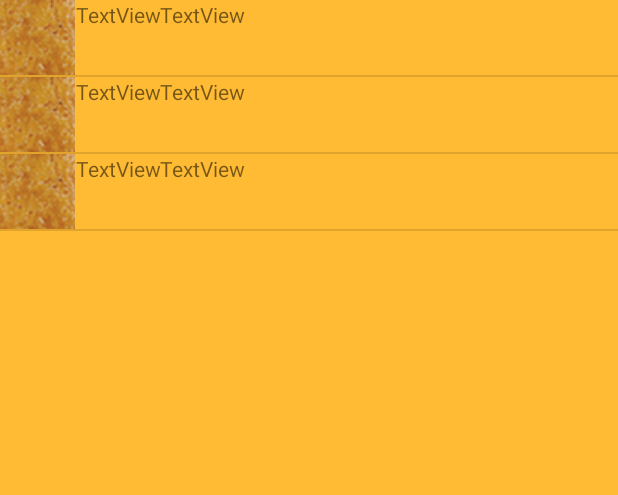
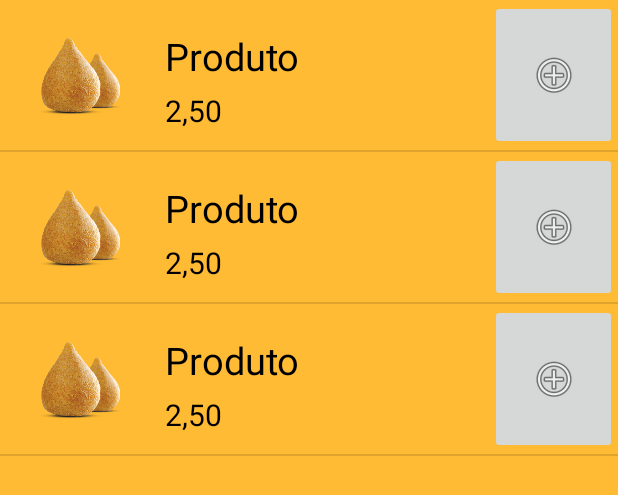
Before and after one commit to andrelrodrigues/PedeLanche, an Android app: the layout menu.xml on its own in the app's theme, with its tools: preview values and no code run, on a phone screen of 412 x 824 dp. Shown: the top 495 px of the screen. Run offline under Robolectric (Android 15) with nearby library versions, the phone set to English and light mode, and no system bars.

Commit message:
Alterando visualização de Itens e adicionando Image button

```diff
--- a/app/src/main/res/layout/item_menu.xml
+++ b/app/src/main/res/layout/item_menu.xml
@@ -1,5 +1,6 @@
 <?xml version="1.0" encoding="utf-8"?>
 <LinearLayout xmlns:android="http://schemas.android.com/apk/res/android"
+    xmlns:app="http://schemas.android.com/apk/res-auto"
     android:layout_width="match_parent"
     android:layout_height="wrap_content"
     android:orientation="horizontal">
@@ -39,4 +40,11 @@
 
     </LinearLayout>
 
+    <ImageButton
+        android:id="@+id/imageButton2"
+        android:layout_width="wrap_content"
+        android:layout_height="match_parent"
+        android:layout_weight="1.01"
+        app:srcCompat="@android:drawable/ic_menu_add" />
+
 </LinearLayout>
--- a/app/src/main/res/layout/menu.xml
+++ b/app/src/main/res/layout/menu.xml
@@ -11,7 +11,7 @@
         android:id="@+id/list_menu"
         android:layout_width="match_parent"
         android:layout_height="match_parent"
-        android:layout_alignParentStart="true"
+        tools:listitem="@layout/item_menu"
         android:layout_alignParentTop="true"
-        tools:listitem="@layout/celula_lista" />
+        android:layout_alignParentStart="true" />
 </RelativeLayout>
```
